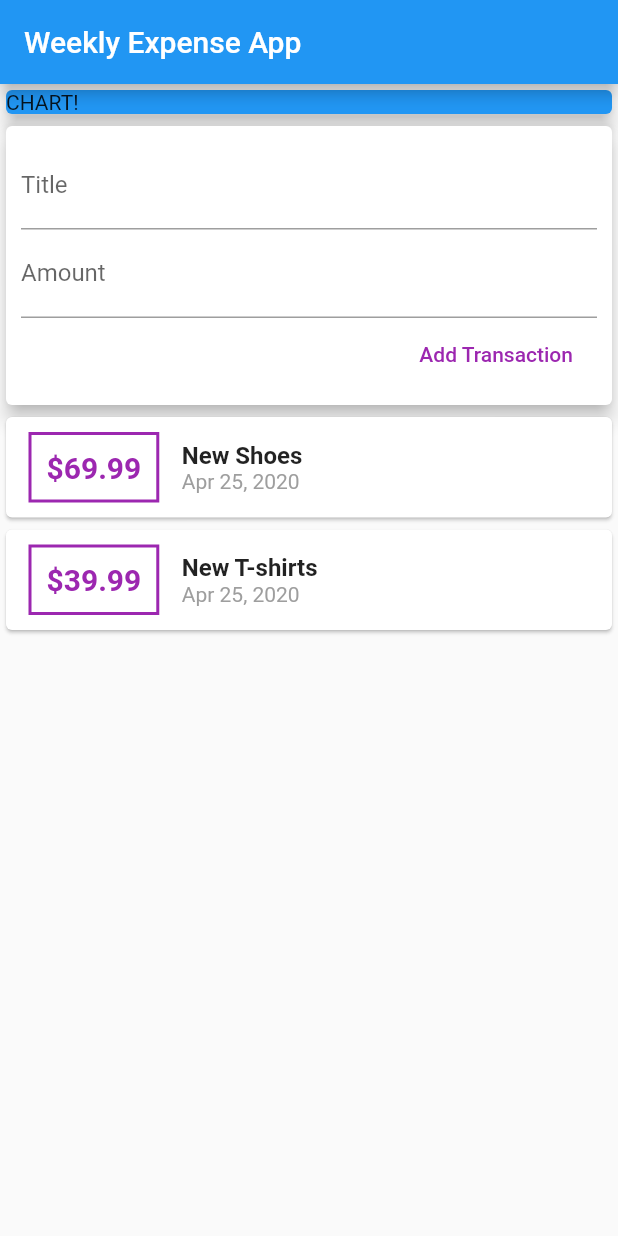
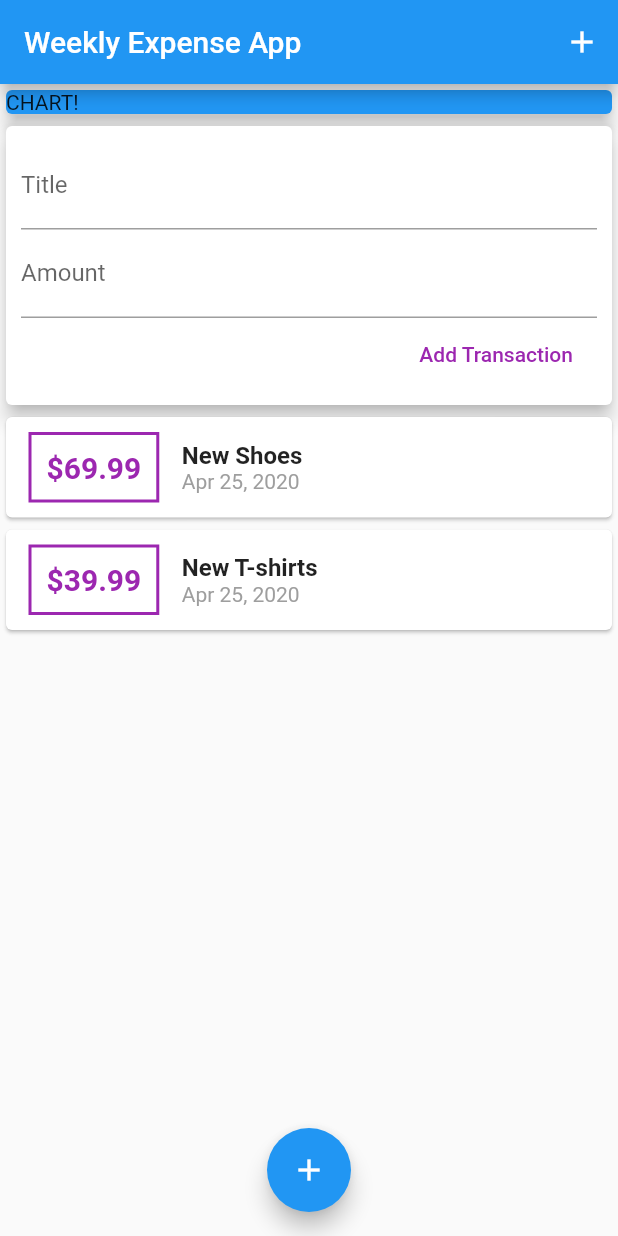
Before and after one commit to ravipandya412/expense_app, a Flutter app: the screen it shows after launch, after a tap on "Add Transaction", on a phone screen of 412 x 824 dp. Run offline on Flutter 3.47's test engine with Material 2 defaults, Android fonts, the phone set to English and light mode, and no system bars.

Commit message:
- Apply validation to both input feilds. - Add icon button in Appbar. - Add Floating Action button.

```diff
--- a/lib/main.dart
+++ b/lib/main.dart
@@ -14,8 +14,6 @@ class MyApp extends StatelessWidget {
 }
 
 class MyHomePage extends StatelessWidget {
-  // String titleInput;
-  //String amountInput;
   final titleController = TextEditingController();
   final amountController = TextEditingController();
 
@@ -24,6 +22,8 @@ class MyHomePage extends StatelessWidget {
     return Scaffold(
       appBar: AppBar(
         title: Text('Weekly Expense App'),
+        //Icon ADD button
+        actions: <Widget>[IconButton(icon: Icon(Icons.add), onPressed: () {})],
       ),
       body: SingleChildScrollView(
         child: Column(
@@ -42,6 +42,9 @@ class MyHomePage extends StatelessWidget {
           ],
         ),
       ),
+      floatingActionButtonLocation: FloatingActionButtonLocation.centerFloat,
+      //FloationAction Add Button
+      floatingActionButton: FloatingActionButton(child: Icon(Icons.add),onPressed: (){},),
     );
   }
 }
--- a/lib/widgets/new_transaction.dart
+++ b/lib/widgets/new_transaction.dart
@@ -6,6 +6,16 @@ class NewTransaction extends StatelessWidget {
   final amountController = TextEditingController();
 
   NewTransaction(this.addTransaction);
+
+  void submitData() {
+    final enteredTitle = titleController.text;
+    final enteredAmount = double.parse(amountController.text);
+    if(enteredTitle.isEmpty || enteredAmount <=0){
+      return;
+    }
+    addTransaction(enteredTitle, enteredAmount);
+  }
+
   @override
   Widget build(BuildContext context) {
     return Card(
@@ -19,20 +29,20 @@ class NewTransaction extends StatelessWidget {
             TextField(
               decoration: InputDecoration(labelText: 'Title'),
               controller: titleController,
+              onSubmitted: (_) => submitData(),
             ),
             //Amount
             TextField(
               decoration: InputDecoration(labelText: 'Amount'),
               controller: amountController,
+              keyboardType: TextInputType.number,
+              onSubmitted: (_) => submitData(),
             ),
             //Add Transaction Button
             FlatButton(
               child: Text('Add Transaction'),
               textColor: Colors.purple,
-              onPressed: () {
-                addTransaction(
-                    titleController.text, double.parse(amountController.text));
-              },
+              onPressed: submitData,
             ),
           ],
         ),
--- a/lib/widgets/transaction_list.dart
+++ b/lib/widgets/transaction_list.dart
@@ -11,9 +11,8 @@ class TransactionList extends StatelessWidget {
     return //Transaction Card
         Container(
       height: 300,
-      child: SingleChildScrollView(
-        child: Column(
-            children: transactions.map((tx) {
+      child: ListView.builder(
+        itemBuilder: (ctx, index) {
           return Card(
               child: Row(
             children: <Widget>[
@@ -24,7 +23,7 @@ class TransactionList extends StatelessWidget {
                     border: Border.all(color: Colors.purple, width: 2)),
                 padding: EdgeInsets.all(10),
                 child: Text(
-                  '\$${tx.amount}',
+                  '\$${transactions[index].amount.toStringAsFixed(2)}',
                   style: TextStyle(
                       fontWeight: FontWeight.bold,
                       fontSize: 20,
@@ -36,7 +35,7 @@ class TransactionList extends StatelessWidget {
                   children: <Widget>[
                     //title
                     Text(
-                      tx.title,
+                      transactions[index].title,
                       style: TextStyle(
                         fontSize: 16,
                         fontWeight: FontWeight.bold,
@@ -44,13 +43,14 @@ class TransactionList extends StatelessWidget {
                     ),
                     //Date
                     Text(
-                      DateFormat.yMMMd().format(tx.date),
+                      DateFormat.yMMMd().format(transactions[index].date),
                       style: TextStyle(color: Colors.grey),
                     )
                   ]),
             ],
           ));
-        }).toList()),
+        },
+        itemCount: transactions.length,
       ),
     );
   }
```
